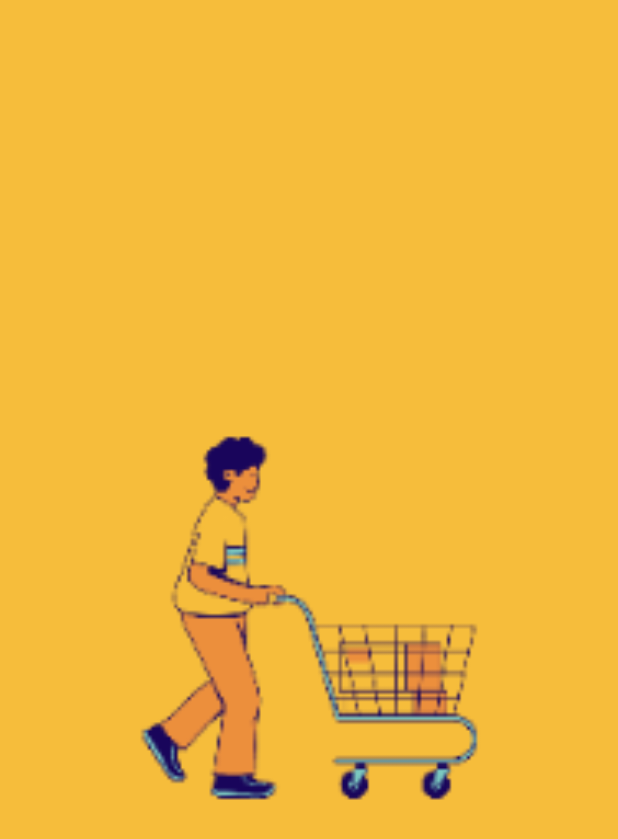
After one commit to itzgannu/NextGenBillingPoS, an Android app: the layout activity_landing_screen.xml on its own in the app's theme, with its tools: preview values and no code run, on a phone screen of 412 x 824 dp. The commit adds this screen. Shown: the top 839 px of the screen. Run offline under Robolectric (Android 15) with nearby library versions, the phone set to English and light mode, and no system bars.

Commit message:
LandingScreen

```diff
--- a/app/src/main/AndroidManifest.xml
+++ b/app/src/main/AndroidManifest.xml
@@ -9,6 +9,9 @@
         android:roundIcon="@mipmap/ic_launcher_round"
         android:supportsRtl="true"
         android:theme="@style/Theme.NextGenBillingPoS">
+        <activity
+            android:name=".LandingScreen"
+            android:exported="false" />
         <activity
             android:name=".Registration"
             android:exported="false" />
--- a/app/src/main/java/mu/psi/nextgen/Registration.java
+++ b/app/src/main/java/mu/psi/nextgen/Registration.java
@@ -106,7 +106,7 @@ public class Registration extends AppCompatActivity implements View.OnClickListe
                     .addOnCompleteListener(this, task -> {
                         if(task.isSuccessful()) {
                             progress_bar(false);
-                            adminVM.writeAdminToRLDB(admin);
+                            adminVM.writeAdminToCFS(Objects.requireNonNull(auth.getCurrentUser()).getUid(),admin);
                             informing_user();
                         } else {
                             progress_bar(false);
--- /dev/null
+++ b/app/src/main/res/layout/activity_landing_screen.xml
@@ -0,0 +1,22 @@
+<?xml version="1.0" encoding="utf-8"?>
+<RelativeLayout xmlns:android="http://schemas.android.com/apk/res/android"
+    xmlns:app="http://schemas.android.com/apk/res-auto"
+    xmlns:tools="http://schemas.android.com/tools"
+    android:layout_width="match_parent"
+    android:layout_height="match_parent"
+    android:background="@color/main_color"
+    tools:context=".LandingScreen">
+
+    <ImageView
+        android:id="@+id/landing_screen_logo"
+        android:layout_width="match_parent"
+        android:layout_height="match_parent"
+        android:layout_alignParentStart="true"
+        android:layout_alignParentTop="true"
+        android:layout_alignParentEnd="true"
+        android:layout_alignParentBottom="true"
+        android:contentDescription="@string/image_content_description"
+        android:scaleType="fitCenter"
+        app:srcCompat="@drawable/app_logo" />
+
+</RelativeLayout>
```
Also changed, not shown: app/src/main/java/mu/psi/nextgen/Authentication.java (+3 -10 lines), app/src/main/java/mu/psi/nextgen/LandingScreen.java (added, +36 -0 lines), app/src/main/java/mu/psi/nextgen/firebase/CompanyFirestore.java (added, +30 -0 lines), app/src/main/java/mu/psi/nextgen/firebase/Firestore.java (deleted, +0 -12 lines), app/src/main/java/mu/psi/nextgen/firebase/Realtime.java (deleted, +0 -45 lines), app/src/main/java/mu/psi/nextgen/view/model/AdminVM.java (+4 -4 lines).
